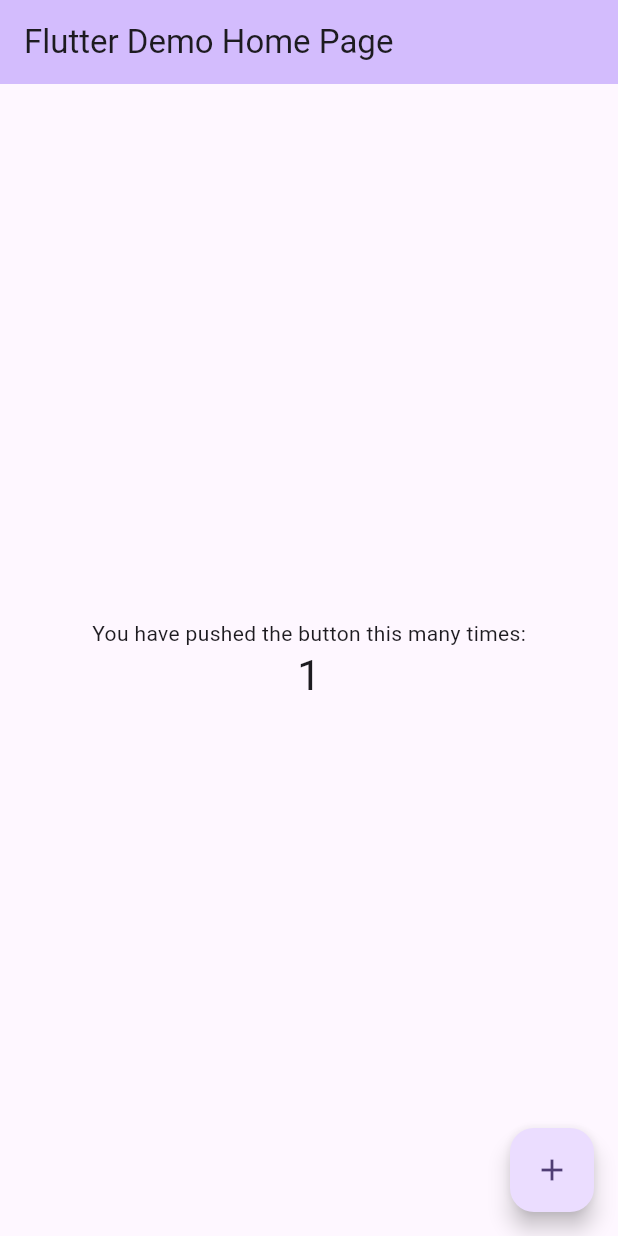
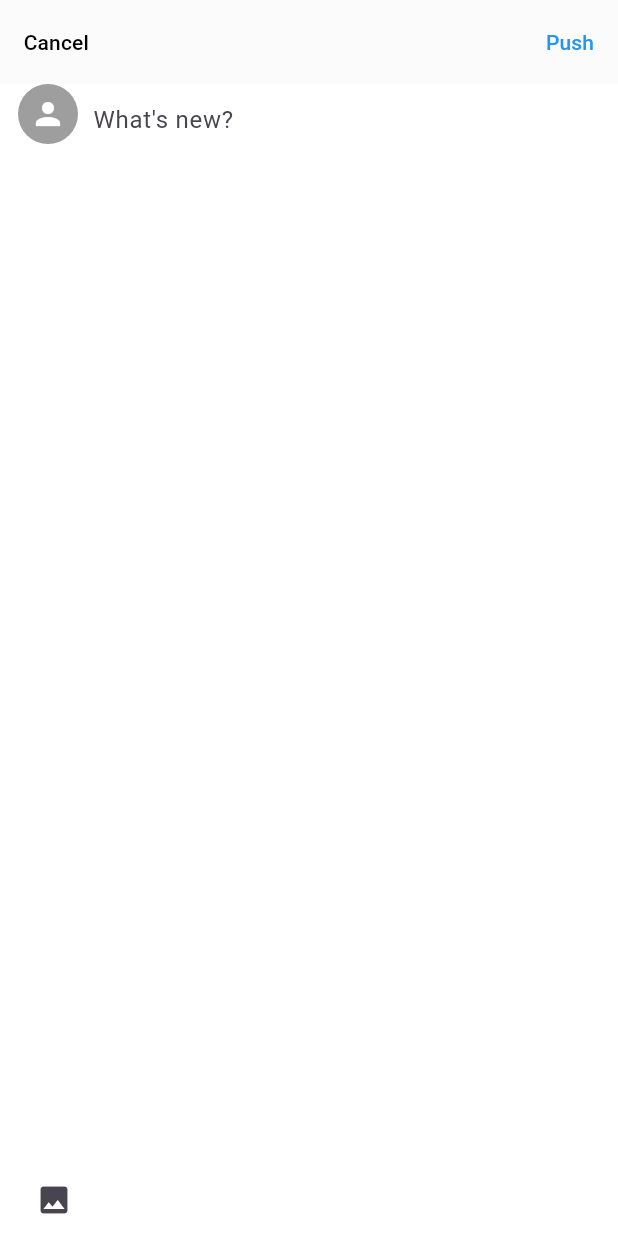
Before and after one commit to nsnjx/chuchu, a Flutter app: the screen it shows after launch, after a tap on the "add" icon, on a phone screen of 412 x 824 dp. Run offline on Flutter 3.47's test engine with Material 3 defaults, Android fonts, the phone set to English and light mode, and no system bars; our stand-ins replace image_picker.

Commit message:
feat:  1. add CreateFeedPage 2. add image_picker

```diff
--- a/lib/main.dart
+++ b/lib/main.dart
@@ -1,4 +1,7 @@
+import 'package:chuchu/presentation/feed/pages/create_feed_page.dart';
 import 'package:flutter/material.dart';
+
+import 'core/utils/navigator/navigator.dart';
 
 void main() {
   runApp(const MyApp());
@@ -11,26 +14,15 @@
   @override
   Widget build(BuildContext context) {
     return MaterialApp(
-      title: 'chuchu',
+      navigatorKey: ChuChuNavigator.navigatorKey,
+      title: '',
       theme: ThemeData(
-        // This is the theme of your application.
-        //
-        // TRY THIS: Try running your application with "flutter run". You'll see
-        // the application has a purple toolbar. Then, without quitting the app,
-        // try changing the seedColor in the colorScheme below to Colors.green
-        // and then invoke "hot reload" (save your changes or press the "hot
-        // reload" button in a Flutter-supported IDE, or press "r" if you used
-        // the command line to start the app).
-        //
-        // Notice that the counter didn't reset back to zero; the application
-        // state is not lost during the reload. To reset the state, use hot
-        // restart instead.
-        //
-        // This works for code too, not just values: Most code changes can be
-        // tested with just a hot reload.
-        colorScheme: ColorScheme.fromSeed(seedColor: Colors.deepPurple),
+        colorScheme: ColorScheme.fromSeed(
+          seedColor: const Color(0xFF615289),
+        ),
+        useMaterial3: true,
       ),
-      home: const MyHomePage(title: 'Flutter Demo Home Page'),
+      home: const MyHomePage(title:''),
     );
   }
 }
@@ -57,14 +49,7 @@
   int _counter = 0;
 
   void _incrementCounter() {
-    setState(() {
-      // This call to setState tells the Flutter framework that something has
-      // changed in this State, which causes it to rerun the build method below
-      // so that the display can reflect the updated values. If we changed
-      // _counter without calling setState(), then the build method would not be
-      // called again, and so nothing would appear to happen.
-      _counter++;
-    });
+      ChuChuNavigator.pushPage(context, (context) => CreateFeedPage());
   }
 
   @override
--- /dev/null
+++ b/lib/presentation/feed/pages/create_feed_page.dart
@@ -0,0 +1,209 @@
+import 'dart:io';
+import 'package:flutter/material.dart';
+import 'package:image_picker/image_picker.dart';
+
+class CreateFeedPage extends StatefulWidget {
+  const CreateFeedPage({super.key});
+
+  @override
+  State createState() => _CreateFeedPageState();
+}
+
+class _CreateFeedPageState extends State<CreateFeedPage> {
+  final TextEditingController _controller = TextEditingController();
+  final List<File> _selectedImages = [];
+
+  Future<void> _pickImages() async {
+    final picker = ImagePicker();
+    final picked = await picker.pickMultiImage();
+    if (picked.isNotEmpty) {
+      setState(() {
+        _selectedImages.addAll(picked.map((x) => File(x.path)));
+      });
+    }
+  }
+
+  void _removeImage(int index) {
+    setState(() {
+      _selectedImages.removeAt(index);
+    });
+  }
+
+  @override
+  Widget build(BuildContext context) {
+    return Scaffold(
+      resizeToAvoidBottomInset: true,
+      appBar: AppBar(
+        backgroundColor: Colors.white,
+        elevation: 0.5,
+          leadingWidth: 75,
+        leading: TextButton(
+          onPressed: () => Navigator.pop(context),
+          child: const Text('Cancel', style: TextStyle(color: Colors.black)),
+        ),
+        actions: [
+          TextButton(
+            onPressed: () {},
+            child: const Text('Push', style: TextStyle(color: Colors.blue)),
+          ),
+        ],
+      ),
+      backgroundColor: Colors.white,
+      body: SafeArea(
+        child: Column(
+          children: [
+            Expanded(
+              child: SingleChildScrollView(
+                padding: const EdgeInsets.only(bottom: 12),
+                child: Column(
+                  children: [_buildTextInputArea(), _buildImageDisplayArea()],
+                ),
+              ),
+            ),
+
+            Padding(
+              padding: EdgeInsets.only(
+                bottom: MediaQuery.of(context).viewInsets.bottom,
+              ),
+              child: Container(
+                color: Colors.white,
+                padding: const EdgeInsets.symmetric(horizontal: 12),
+                child: Row(
+                  children: [
+                    IconButton(
+                      icon: const Icon(Icons.image),
+                      onPressed: _pickImages,
+                    ),
+                  ],
+                ),
+              ),
+            ),
+          ],
+        ),
+      ),
+    );
+  }
+
+  Widget _buildTextInputArea() {
+    return Padding(
+      padding: const EdgeInsets.symmetric(horizontal: 12.0),
+      child: Row(
+        crossAxisAlignment: CrossAxisAlignment.start,
+        children: [
+          const CircleAvatar(
+            radius: 20,
+            backgroundColor: Colors.grey,
+            child: Icon(Icons.person, color: Colors.white),
+          ),
+          const SizedBox(width: 10),
+          Expanded(
+            child: TextField(
+              controller: _controller,
+              maxLines: null,
+              decoration: const InputDecoration(
+                hintText: "What's new?",
+                border: InputBorder.none,
+              ),
+            ),
+          ),
+        ],
+      ),
+    );
+  }
+
+  Widget _buildImageDisplayArea() {
+    if (_selectedImages.isEmpty) return const SizedBox();
+    return Padding(
+      padding: const EdgeInsets.symmetric(vertical: 8),
+      child: AnimatedSwitcher(
+        duration: const Duration(milliseconds: 300),
+        transitionBuilder: (child, animation) {
+          return FadeTransition(
+            opacity: animation,
+            child: ScaleTransition(scale: animation, child: child),
+          );
+        },
+        child:
+            _selectedImages.length == 1
+                ? _buildSingleImage(
+                  _selectedImages[0],
+                  0,
+                  key: const ValueKey('single'),
+                )
+                : _buildImageCarousel(key: const ValueKey('multi')),
+      ),
+    );
+  }
+
+  Widget _buildSingleImage(File image, int index, {required Key key}) {
+    return Stack(
+      key: key,
+      children: [
+        Container(
+          margin: const EdgeInsets.symmetric(horizontal: 12),
+          decoration: BoxDecoration(borderRadius: BorderRadius.circular(16)),
+          clipBehavior: Clip.hardEdge,
+          child: Image.file(image),
+        ),
+        Positioned(
+          top: 12,
+          right: 24,
+          child: GestureDetector(
+            onTap: () => _removeImage(index),
+            child: const CircleAvatar(
+              radius: 14,
+              backgroundColor: Colors.black54,
+              child: Icon(Icons.close, color: Colors.white, size: 16),
+            ),
+          ),
+        ),
+      ],
+    );
+  }
+
+  Widget _buildImageCarousel({required Key key}) {
+    return SizedBox(
+      key: key,
+      height: 130,
+      child: ListView.builder(
+        scrollDirection: Axis.horizontal,
+        padding: const EdgeInsets.symmetric(horizontal: 12),
+        itemCount: _selectedImages.length,
+        itemBuilder: (context, index) {
+          final image = _selectedImages[index];
+          return Stack(
+            children: [
+              Container(
+                width: 120,
+                height: 120,
+                margin: const EdgeInsets.only(right: 10),
+                decoration: BoxDecoration(
+                  color: Colors.black12,
+                  borderRadius: BorderRadius.circular(12),
+                ),
+                clipBehavior: Clip.hardEdge,
+                child: Image.file(
+                  image,
+                  fit: BoxFit.cover,
+                ),
+              ),
+
+              Positioned(
+                top: 6,
+                right: 14,
+                child: GestureDetector(
+                  onTap: () => _removeImage(index),
+                  child: const CircleAvatar(
+                    radius: 12,
+                    backgroundColor: Colors.black54,
+                    child: Icon(Icons.close, color: Colors.white, size: 14),
+                  ),
+                ),
+              ),
+            ],
+          );
+        },
+      ),
+    );
+  }
+}
--- a/pubspec.yaml
+++ b/pubspec.yaml
@@ -34,6 +34,7 @@ dependencies:
   # The following adds the Cupertino Icons font to your application.
   # Use with the CupertinoIcons class for iOS style icons.
   cupertino_icons: ^1.0.8
+  image_picker: ^1.1.2
 
 dev_dependencies:
   flutter_test:
```
Also changed, not shown: 13 other files.
